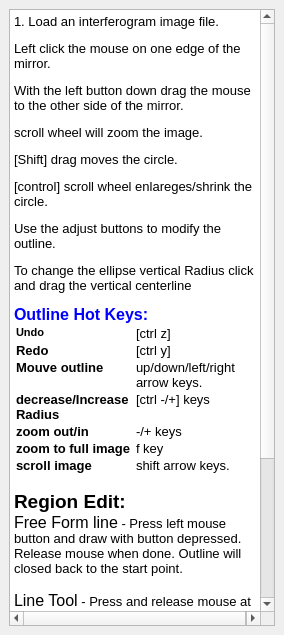
The window that outlinehelpdocwidget.ui (githubdoe/DFTFringe) describes before a commit, drawn with Qt 5.
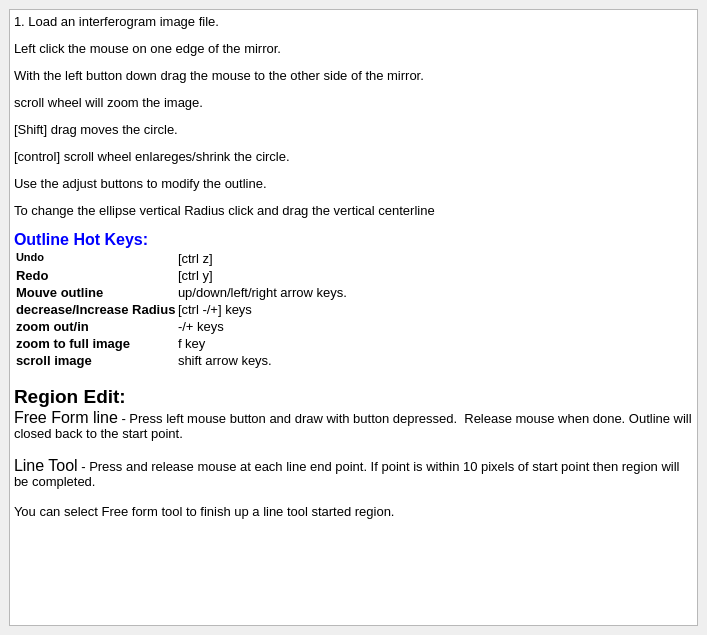
The same window after the commit.

Patch:
```diff
--- a/outlinehelpdocwidget.ui
+++ b/outlinehelpdocwidget.ui
@@ -6,7 +6,7 @@
    <rect>
     <x>0</x>
     <y>0</y>
-    <width>284</width>
+    <width>707</width>
     <height>635</height>
    </rect>
   </property>
```
